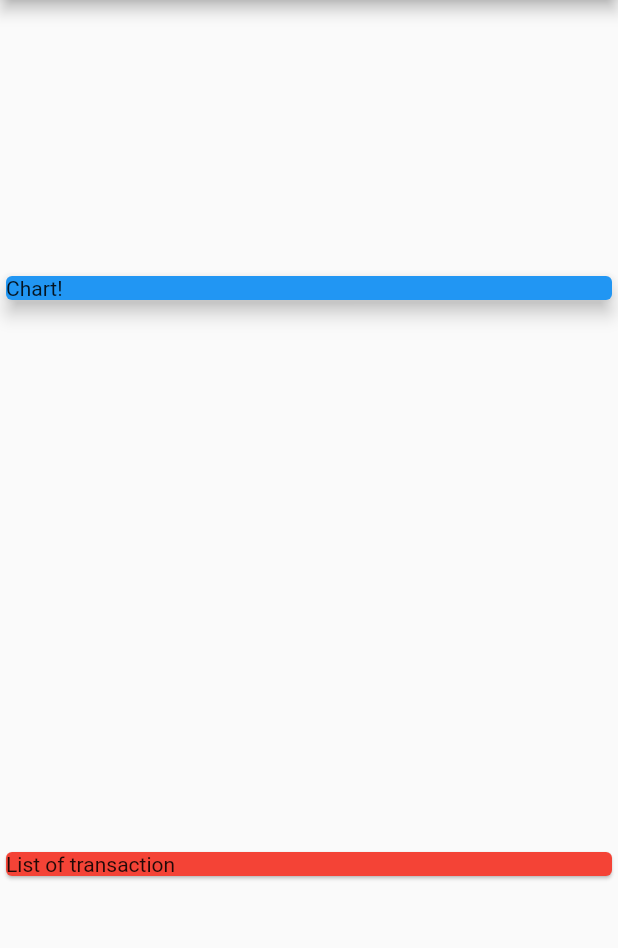
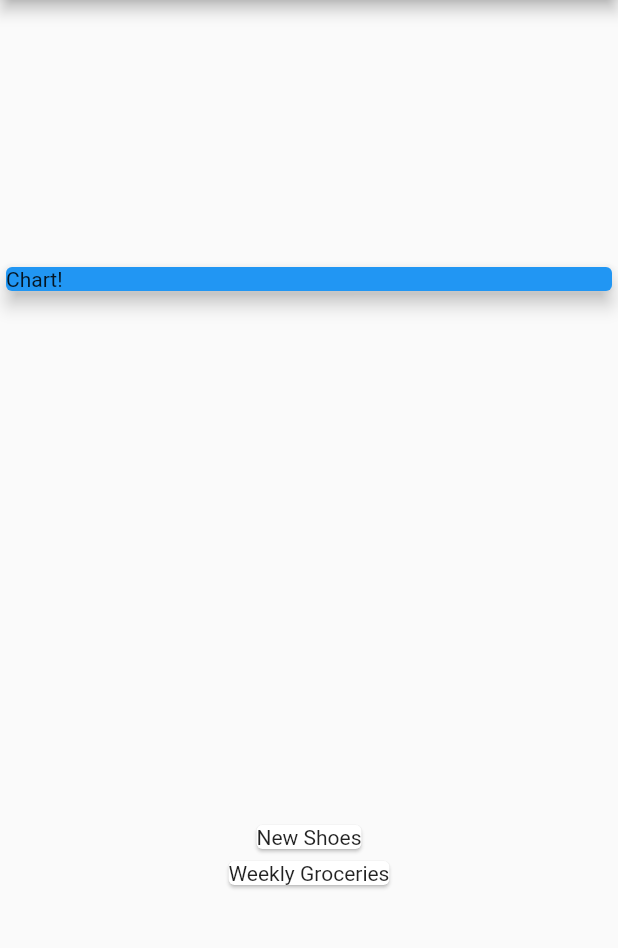
Before and after one commit to SeolJaeHyeok/personal_expense, a Flutter app: the screen it shows after launch, on a phone screen of 412 x 824 dp, the part 84-1032 px from its top. Run offline on Flutter 3.47's test engine with Material 2 defaults, Android fonts, the phone set to English and light mode, and no system bars.

Commit message:
Widget으로 Data Mapping

```diff
--- a/lib/main.dart
+++ b/lib/main.dart
@@ -62,9 +62,12 @@ class _MyHomePageState extends State<MyHomePage> {
               elevation: 5,
             ),
           ),
-          Card(
-            color: Colors.red,
-            child: Text('List of transaction'),
+          Column(
+            children: transaction.map((tx) {
+              return Card(
+                child: Text(tx.title),
+              );
+            }).toList(),
           )
         ],
       ),
```
